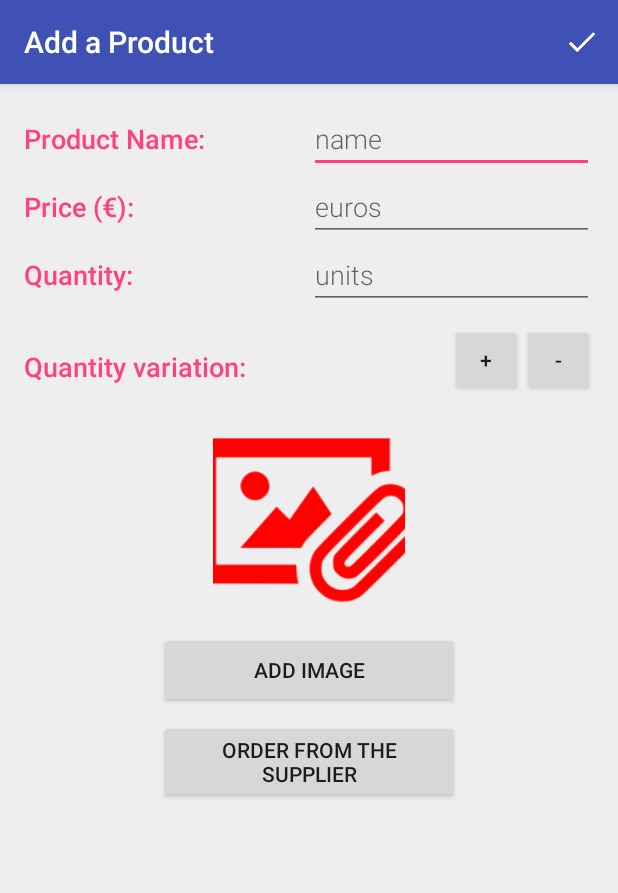
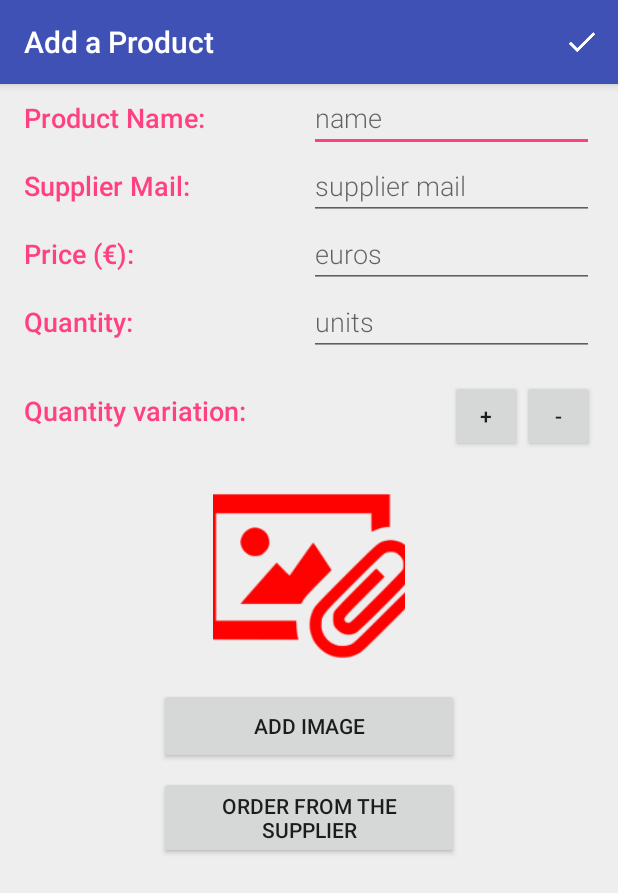
Before and after one commit to luispuchades/UDACITY_ANDROID_InventoryApp, an Android app: the EditorActivity screen opened directly, with no data from a screen before it, on a phone screen of 412 x 824 dp. Shown: the top 893 px of the screen. Run offline under Robolectric (Android 15) with nearby library versions, the phone set to English and light mode, and no system bars.

Commit message:
UDACITY_ANDROID_InventoryApp
UDACITY - ANDROID - Inventory App - Supplier email included - NOT
WORKING

```diff
--- a/app/src/main/java/com/example/android/inventoryapp/data/ProductDbHelper.java
+++ b/app/src/main/java/com/example/android/inventoryapp/data/ProductDbHelper.java
@@ -43,6 +43,7 @@ public class ProductDbHelper extends SQLiteOpenHelper {
         String SQL_CREATE_PRODUCTS_TABLE =  "CREATE TABLE " + ProductEntry.TABLE_NAME + " ("
                 + ProductEntry._ID + " INTEGER PRIMARY KEY AUTOINCREMENT, "
                 + ProductEntry.COLUMN_PRODUCT_NAME + " TEXT NOT NULL, "
+                + ProductEntry.COLUMN_PRODUCT_EMAIL + " TEXT NOT NULL, "
                 + ProductEntry.COLUMN_PRODUCT_PRICE + " INTEGER NOT NULL DEFAULT 0, "
                 + ProductEntry.COLUMN_PRODUCT_QUANTITY + " INTEGER NOT NULL DEFAULT 0, "
                 + ProductEntry.COLUMN_PRODUCT_IMAGE + " INTEGER NOT NULL DEFAULT 0);";
--- a/app/src/main/res/layout/activity_editor.xml
+++ b/app/src/main/res/layout/activity_editor.xml
@@ -6,8 +6,7 @@
     android:layout_width="match_parent"
     android:layout_height="match_parent"
     android:paddingLeft="@dimen/dimen_16dp"
-    android:paddingRight="@dimen/dimen_16dp"
-    android:paddingTop="@dimen/dimen_8dp">
+    android:paddingRight="@dimen/dimen_16dp">
 
     <!-- Overview Category -->
     <LinearLayout
@@ -23,6 +22,22 @@
             android:id="@+id/edit_product_name"
             style="@style/editor_edit_style"
             android:hint="name"/>
+    </LinearLayout>
+
+    <LinearLayout
+        android:layout_width="match_parent"
+        android:layout_height="wrap_content"
+        android:orientation="horizontal">
+
+        <TextView
+            android:text="Supplier Mail:"
+            style="@style/editor_text_view_style" />
+
+        <EditText
+            android:id="@+id/edit_supplier_mail"
+            android:inputType="textEmailAddress"
+            style="@style/editor_edit_style"
+            android:hint="supplier mail"/>
     </LinearLayout>
 
     <LinearLayout
@@ -96,8 +111,8 @@
             style="@style/image_view_product_image" />
 
         <Button
-            android:id="@+id/button_select_image"
-            style="@style/browse_image_button"
+            android:id="@+id/button_image"
+            style="@style/add_image_button"
             android:text="@string/product_add_image_button" />
 
     </LinearLayout>
--- a/app/src/main/res/values/strings.xml
+++ b/app/src/main/res/values/strings.xml
@@ -101,11 +101,16 @@
     <string name="purchase_order_message4">Quantity:</string>
     <string name="purchase_order_message5">(Data to be filled by the Purchase Manager)</string>
     <string name="purchase_order_message6">Thank you</string>
-
+    <string name="email_not_valid">Email address is not valid</string>
+    <string name="mail_body">Please send additional units of %s</string>
+    <string name="could_not_mail">Could not start Mail activity</string>
 
     <!-- _________________________ ProductCursorAdapter _________________________ -->
     <string name="error_no_product_available">No product available</string>
 
     <string name="quantity_updated_successfully">Quantity updated successfully</string>
 
+
+
+
 </resources>
--- a/app/src/main/res/values/styles.xml
+++ b/app/src/main/res/values/styles.xml
@@ -55,7 +55,7 @@
         <item name="android:layout_weight">1</item>
         <item name="android:textColor">@color/colorItemProductQuantity</item>
         <item name="android:textSize">@dimen/textsize_medium</item>
-        <item name="android:layout_marginBottom">@dimen/dimen_8dp</item>
+
     </style>
 
     <!-- Product Sale Button -->
@@ -74,7 +74,7 @@
         <item name="android:layout_height">wrap_content</item>
         <item name="android:layout_width">0dp</item>
         <item name="android:layout_weight">1</item>
-        <item name="android:paddingTop">16dp</item>
+        <item name="android:paddingTop">@dimen/dimen_8dp</item>
         <item name="android:textColor">@color/colorAccent</item>
         <item name="android:fontFamily">sans-serif-medium</item>
         <item name="android:textAppearance">?android:textAppearanceMedium</item>
@@ -108,7 +108,7 @@
     </style>
 
     <!-- Custom style for the browsing image Button in activity_detail.xml -->
-    <style name="browse_image_button">
+    <style name="add_image_button">
         <item name="android:layout_width">match_parent</item>
         <item name="android:layout_height">wrap_content</item>
         <item name="android:layout_weight">0.5</item>
```
Also changed, not shown: app/src/main/java/com/example/android/inventoryapp/EditorActivity.java (+47 -20 lines), app/src/main/java/com/example/android/inventoryapp/Utils.java (added, +27 -0 lines), app/src/main/java/com/example/android/inventoryapp/data/ProductContract.java (+7 -0 lines), app/src/main/java/com/example/android/inventoryapp/data/ProductProvider.java (+15 -0 lines).
